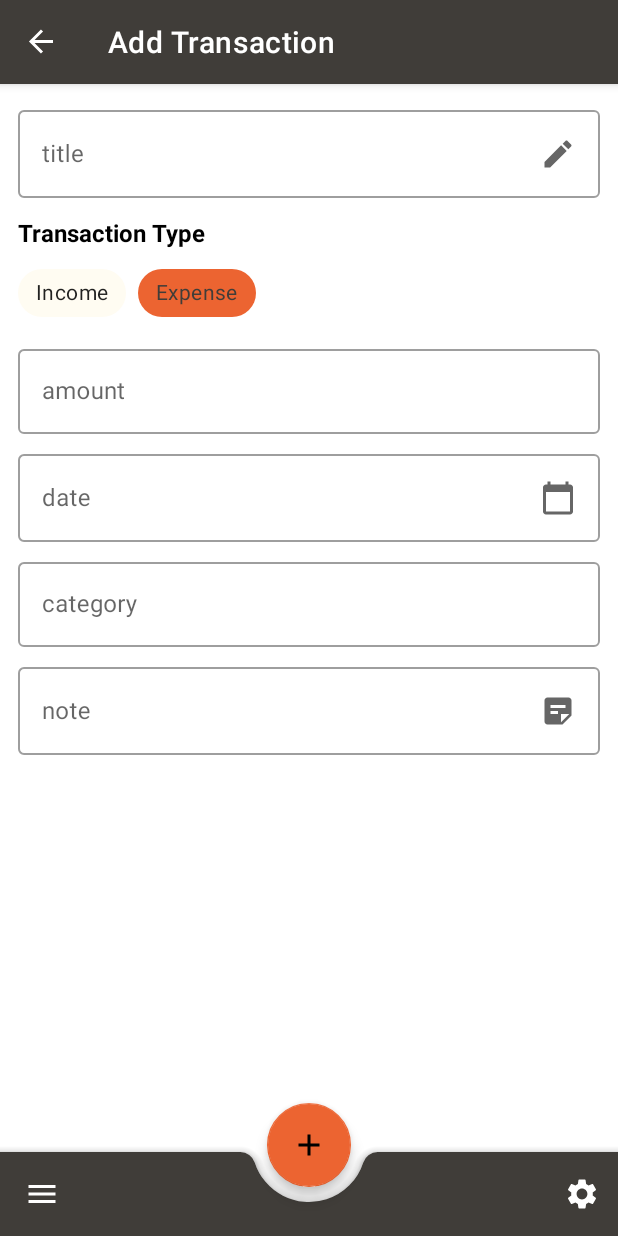
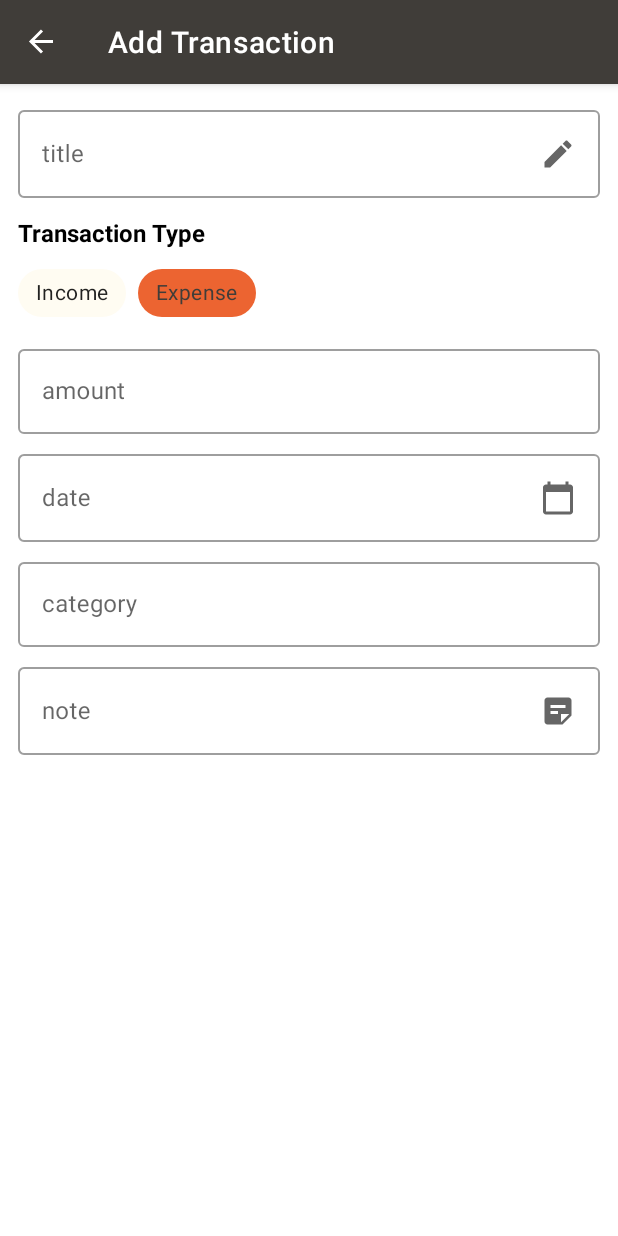
Before and after one commit to Arefyazdkhasti/ArFincance, an Android app: the screen it shows after launch (MainActivity), after a tap on "Add", on a phone screen of 412 x 824 dp. Run offline under Robolectric (Android 15) with nearby library versions, the phone set to English and light mode, and no system bars; our stand-ins replace Dagger/Hilt's generated code, Room's generated code, navigation-ui; libraries missing offline, so code that uses them is left out: androidx.hilt.lifecycle.

Commit message:
di implemented with Hilt

```diff
--- a/app/src/main/java/com/example/arfinance/data/local/TransactionDao.kt
+++ b/app/src/main/java/com/example/arfinance/data/local/TransactionDao.kt
@@ -20,12 +20,12 @@ interface TransactionDao {
     suspend fun updateTransaction(transaction: Transactions)
 
     @Query("SELECT * FROM transaction_table")
-    fun getAllTransactionsAsync(): LiveData<List<Transactions>>
+    fun getAllTransactionsAsync(): Flow<List<Transactions>>
 
     @Query("SELECT * FROM transaction_table WHERE date = :date")
-    fun getTransactionByDateAsync(date: String): LiveData<List<Transactions>>
+    fun getTransactionByDateAsync(date: String): Flow<List<Transactions>>
 
     @Query("SELECT * FROM transaction_table WHERE categoryID = :categoryID")
-    fun getTransactionByCategoryAsync(categoryID: Int): LiveData<List<Transactions>>
+    fun getTransactionByCategoryAsync(categoryID: Int): Flow<List<Transactions>>
 
 }
--- a/app/src/main/java/com/example/arfinance/data/local/TransactionDataBase.kt
+++ b/app/src/main/java/com/example/arfinance/data/local/TransactionDataBase.kt
@@ -4,13 +4,35 @@ import android.content.Context
 import androidx.room.Database
 import androidx.room.Room
 import androidx.room.RoomDatabase
+import androidx.sqlite.db.SupportSQLiteDatabase
 import com.example.arfinance.data.dataModel.Transactions
+import com.example.arfinance.di.ApplicationScope
+import kotlinx.coroutines.CoroutineScope
+import kotlinx.coroutines.launch
+import javax.inject.Inject
+import javax.inject.Provider
 
-@Database(entities = [Transactions::class], version = 1,exportSchema = false)
+@Database(entities = [Transactions::class], version = 2,exportSchema = false)
 abstract class TransactionDataBase: RoomDatabase() {
 
     abstract fun transactionDao(): TransactionDao
 
+   /* class Callback @Inject constructor(
+        private val database: Provider<TransactionDataBase>,
+        @ApplicationScope private val applicationScope: CoroutineScope
+    ) : RoomDatabase.Callback() {
+
+        override fun onCreate(db: SupportSQLiteDatabase) {
+            super.onCreate(db)
+
+            val dao = database.get().transactionDao()
+
+            applicationScope.launch {
+                dao.insertTransaction(Transactions(0,"r","r",1,"r","r","r"))
+                dao.insertTransaction(Transactions(0,"re","re",1,"re","re","re"))
+            }
+        }
+    }*/
    companion object {
        @Volatile
        private var instance: TransactionDataBase? = null
@@ -26,7 +48,5 @@ abstract class TransactionDataBase: RoomDatabase() {
            Room.databaseBuilder(appContext, TransactionDataBase::class.java, "transaction")
                .fallbackToDestructiveMigration()
                .build()
-
    }
-
 }
--- a/app/src/main/java/com/example/arfinance/data/repository/TransactionRepository.kt
+++ b/app/src/main/java/com/example/arfinance/data/repository/TransactionRepository.kt
@@ -1,8 +1,10 @@
 package com.example.arfinance.data.repository
 
 
+/*
 import androidx.lifecycle.LiveData
 import com.example.arfinance.data.dataModel.Transactions
+import kotlinx.coroutines.flow.Flow
 import java.util.*
 
 interface TransactionRepository {
@@ -13,5 +15,6 @@ interface TransactionRepository {
 
     suspend fun updateTransaction(transaction: Transactions)
 
-    suspend fun getTransactionByDate(date: String): LiveData<List<Transactions>>
+    suspend fun getTransactionByDate(date: String): Flow<List<Transactions>>
 }
+*/
--- a/app/src/main/java/com/example/arfinance/data/repository/TransactionRepositoryImpl.kt
+++ b/app/src/main/java/com/example/arfinance/data/repository/TransactionRepositoryImpl.kt
@@ -1,9 +1,11 @@
 package com.example.arfinance.data.repository
 
+/*
 
 import androidx.lifecycle.LiveData
 import com.example.arfinance.data.dataModel.Transactions
 import com.example.arfinance.data.local.TransactionDao
+import kotlinx.coroutines.flow.Flow
 import java.util.*
 
 class TransactionRepositoryImpl(
@@ -24,5 +26,6 @@ class TransactionRepositoryImpl(
 
     }
 
-    override suspend fun getTransactionByDate(date: String): LiveData<List<Transactions>> = transactionDao.getTransactionByDateAsync(date)
+    override suspend fun getTransactionByDate(date: String): Flow<List<Transactions>> = transactionDao.getTransactionByDateAsync(date)
 }
+*/
--- /dev/null
+++ b/app/src/main/java/com/example/arfinance/di/AppModule.kt
@@ -0,0 +1,49 @@
+package com.example.arfinance.di
+
+import android.content.Context
+import com.example.arfinance.data.local.TransactionDataBase
+import dagger.Module
+import dagger.Provides
+import dagger.hilt.InstallIn
+import dagger.hilt.android.components.ApplicationComponent
+import dagger.hilt.android.qualifiers.ApplicationContext
+import kotlinx.coroutines.CoroutineScope
+import kotlinx.coroutines.SupervisorJob
+import javax.inject.Qualifier
+import javax.inject.Singleton
+
+@Module
+@InstallIn(ApplicationComponent::class)
+object AppModule {
+
+    /*@Provides
+    @Singleton
+    fun provideDatabase(
+        app: Application,
+        callback: TransactionDataBase.Callback
+    ) = Room.databaseBuilder(app, TransactionDataBase::class.java, "transaction")
+        .fallbackToDestructiveMigration()
+        .addCallback(callback)
+        .build()
+
+    @Provides
+    fun provideTaskDao(db: TransactionDataBase) = db.transactionDao()*/
+
+    @Singleton
+    @Provides
+    fun provideNewsDataBse(@ApplicationContext context: Context) = TransactionDataBase.getDatabase(context)
+    @Singleton
+    @Provides
+
+    fun provideNewsDao(db: TransactionDataBase) = db.transactionDao()
+
+
+    @ApplicationScope
+    @Provides
+    @Singleton
+    fun provideApplicationScope() = CoroutineScope(SupervisorJob())
+}
+
+@Retention(AnnotationRetention.RUNTIME)
+@Qualifier
+annotation class ApplicationScope
--- a/app/src/main/java/com/example/arfinance/di/Application.kt
+++ b/app/src/main/java/com/example/arfinance/di/Application.kt
@@ -1,24 +1,7 @@
 package com.example.arfinance.di
 
 import android.app.Application
-import com.example.arfinance.data.local.TransactionDao
-import com.example.arfinance.data.local.TransactionDataBase
-import com.example.arfinance.data.repository.TransactionRepository
-import com.example.arfinance.data.repository.TransactionRepositoryImpl
-import com.example.arfinance.ui.transactionList.TransactionListViewModelFactory
-import org.kodein.di.Kodein
-import org.kodein.di.KodeinAware
-import org.kodein.di.android.x.androidXModule
-import org.kodein.di.generic.bind
-import org.kodein.di.generic.instance
-import org.kodein.di.generic.provider
-import org.kodein.di.generic.singleton
+import dagger.hilt.android.HiltAndroidApp
 
-class Application : Application(), KodeinAware {
-    override val kodein = Kodein.lazy {
-        import(androidXModule(this@Application))
-        bind() from singleton { TransactionDataBase }
-        bind<TransactionRepository>() with singleton { TransactionRepositoryImpl(instance()) }
-        bind() from provider { TransactionListViewModelFactory(instance()) }
-    }
-}
+@HiltAndroidApp()
+class Application :Application()
--- a/app/src/main/java/com/example/arfinance/ui/MainActivity.kt
+++ b/app/src/main/java/com/example/arfinance/ui/MainActivity.kt
@@ -8,10 +8,13 @@ import androidx.navigation.NavController
 import androidx.navigation.Navigation
 import androidx.navigation.findNavController
 import androidx.navigation.ui.NavigationUI
+import androidx.navigation.ui.setupActionBarWithNavController
 import com.example.arfinance.R
 import com.example.arfinance.databinding.ActivityMainBinding
 import com.example.arfinance.util.interfaces.OpenFullScreenListener
+import dagger.hilt.android.AndroidEntryPoint
 
+@AndroidEntryPoint
 class MainActivity : AppCompatActivity(), OpenFullScreenListener {
     private lateinit var binding: ActivityMainBinding
     private lateinit var navController: NavController
@@ -25,32 +28,9 @@ class MainActivity : AppCompatActivity(), OpenFullScreenListener {
         navController = Navigation.findNavController(this, R.id.nav_host_fragment)
         NavigationUI.setupActionBarWithNavController(this, navController)
 
-        bindUI()
+        setupActionBarWithNavController(navController)
     }
 
-    private fun bindUI() {
-        binding.addTransactionFab.setOnClickListener {
-
-            Toast.makeText(applicationContext, "click", Toast.LENGTH_SHORT).show()
-            navController.navigateUp()
-            navController.navigate(R.id.addEditTransactionFragment)
-
-        }
-
-        //TODO navigate to setting
-        binding.bottomAppBar.setOnMenuItemClickListener { menuItem ->
-            when (menuItem.itemId) {
-                R.id.setting -> {
-                    true
-                }
-                else -> false
-            }
-        }
-        //TODO launch navigation drawer
-        binding.bottomAppBar.setNavigationOnClickListener {
-
-        }
-    }
 
     override fun onSupportNavigateUp(): Boolean =
         findNavController(R.id.nav_host_fragment).navigateUp()
@@ -61,8 +41,8 @@ class MainActivity : AppCompatActivity(), OpenFullScreenListener {
     }
 
     override fun onScreenClose() {
-       /* binding.addTransactionFab.visibility = View.VISIBLE
-        binding.bottomAppBar.visibility = View.VISIBLE*/
+        /* binding.addTransactionFab.visibility = View.VISIBLE
+         binding.bottomAppBar.visibility = View.VISIBLE*/
     }
 
 }
--- a/app/src/main/java/com/example/arfinance/ui/addEditTransaction/AddEditTransactionFragment.kt
+++ b/app/src/main/java/com/example/arfinance/ui/addEditTransaction/AddEditTransactionFragment.kt
@@ -1,36 +1,38 @@
 package com.example.arfinance.ui.addEditTransaction
 
-import androidx.lifecycle.ViewModelProvider
 import android.os.Bundle
+import android.view.LayoutInflater
 import androidx.fragment.app.Fragment
-import android.view.LayoutInflater
 import android.view.View
 import android.view.ViewGroup
+import androidx.fragment.app.viewModels
 import com.example.arfinance.R
-import com.example.arfinance.ui.base.ScopedFragment
-import com.example.arfinance.util.interfaces.OpenFullScreenListener
+import com.example.arfinance.databinding.AddEditTransactionFragmentBinding
+import com.example.arfinance.util.autoCleared
+import dagger.hilt.android.AndroidEntryPoint
 
-class AddEditTransactionFragment : ScopedFragment() {
+@AndroidEntryPoint
+class AddEditTransactionFragment : Fragment(R.layout.add_edit_transaction_fragment) {
 
-    companion object {
-        fun newInstance() = AddEditTransactionFragment()
+
+    private val viewModel: AddEditTransactionViewModel by viewModels()
+    private var binding: AddEditTransactionFragmentBinding by autoCleared()
+
+    override fun onCreateView(
+        inflater: LayoutInflater,
+        container: ViewGroup?,
+        savedInstanceState: Bundle?
+    ): View? {
+        binding = AddEditTransactionFragmentBinding.inflate(layoutInflater, container, false)
+        return binding.root
     }
 
-    private lateinit var viewModel: AddEditTransactionViewModel
+    override fun onViewCreated(view: View, savedInstanceState: Bundle?) {
+        super.onViewCreated(view, savedInstanceState)
 
-    override fun onCreateView(
-        inflater: LayoutInflater, container: ViewGroup?,
-        savedInstanceState: Bundle?
-    ): View? {
-        return inflater.inflate(R.layout.add_edit_transaction_fragment, container, false)
-    }
+        binding.apply {
 
-    override fun onActivityCreated(savedInstanceState: Bundle?) {
-        super.onActivityCreated(savedInstanceState)
-        viewModel = ViewModelProvider(this).get(AddEditTransactionViewModel::class.java)
-        // TODO: Use the ViewModel
-        (requireActivity() as OpenFullScreenListener).onScreenOpen()
-
+        }
     }
 
 }
--- a/app/src/main/java/com/example/arfinance/ui/transactionList/TransactionListFragment.kt
+++ b/app/src/main/java/com/example/arfinance/ui/transactionList/TransactionListFragment.kt
@@ -6,61 +6,47 @@ import androidx.fragment.app.Fragment
 import android.view.LayoutInflater
 import android.view.View
 import android.view.ViewGroup
-import androidx.lifecycle.LiveData
-import androidx.lifecycle.Observer
+import androidx.fragment.app.viewModels
+import androidx.navigation.Navigation
 import com.example.arfinance.R
 import com.example.arfinance.databinding.TransactionListFragmentBinding
-import com.example.arfinance.ui.base.ScopedFragment
+import com.example.arfinance.util.autoCleared
 import com.example.arfinance.util.interfaces.OpenFullScreenListener
-import kotlinx.coroutines.launch
-import org.kodein.di.KodeinAware
-import org.kodein.di.android.x.closestKodein
-import org.kodein.di.generic.instance
+import dagger.hilt.android.AndroidEntryPoint
 
-class TransactionListFragment : ScopedFragment(), KodeinAware {
+@AndroidEntryPoint
+class TransactionListFragment : Fragment(R.layout.transaction_list_fragment) {
 
-    override val kodein by closestKodein()
-    private val viewModelFactory: TransactionListViewModelFactory by instance()
-
-    private lateinit var viewModel: TransactionListViewModel
-
-    private var _binding: TransactionListFragmentBinding? = null
-    private val binding
-        get() = _binding!!
+    private val viewModel: TransactionListViewModel by viewModels()
+    private var binding: TransactionListFragmentBinding by autoCleared()
 
     override fun onCreateView(
-        inflater: LayoutInflater, container: ViewGroup?,
+        inflater: LayoutInflater,
+        container: ViewGroup?,
         savedInstanceState: Bundle?
     ): View {
-        _binding = TransactionListFragmentBinding.inflate(inflater, container, false)
+        binding = TransactionListFragmentBinding.inflate(inflater, container, false)
         return binding.root
-    }
-
-    override fun onActivityCreated(savedInstanceState: Bundle?) {
-        super.onActivityCreated(savedInstanceState)
-        viewModel =
-            ViewModelProvider(this, viewModelFactory).get(TransactionListViewModel::class.java)
-        // TODO: Use the ViewModel
-        (requireActivity() as OpenFullScreenListener).onScreenClose()
-
     }
 
     override fun onViewCreated(view: View, savedInstanceState: Bundle?) {
         super.onViewCreated(view, savedInstanceState)
+        (requireActivity() as OpenFullScreenListener).onScreenClose()
+
+        binding.addTransactionFab.setOnClickListener{
+            if (it == null) return@setOnClickListener
+            val action = TransactionListFragmentDirections.addEditTransaction()
+            Navigation.findNavController(requireActivity(), it.id).navigate(action)
+        }
         bindUI()
     }
 
-    private fun bindUI() = launch {
-        val transactions = viewModel.transactions.await()
-       /* transactions.observe(viewLifecycleOwner, Observer {
-            if (it == null) return@Observer
-            println(it[0].title)
-        })*/
+    private fun bindUI() {
+        binding.header.income.text = "12.200.000 toman"
+        viewModel.transaction.observe(viewLifecycleOwner) {
+
+        }
     }
 
-    override fun onDestroy() {
-        super.onDestroy()
-        _binding = null
-    }
 
 }
--- a/app/src/main/java/com/example/arfinance/ui/transactionList/TransactionListViewModel.kt
+++ b/app/src/main/java/com/example/arfinance/ui/transactionList/TransactionListViewModel.kt
@@ -1,16 +1,33 @@
 package com.example.arfinance.ui.transactionList
 
+import androidx.hilt.lifecycle.ViewModelInject
 import androidx.lifecycle.ViewModel
 import androidx.lifecycle.asLiveData
+import androidx.lifecycle.viewModelScope
+import com.example.arfinance.data.dataModel.Transactions
 import com.example.arfinance.data.local.TransactionDao
-import com.example.armovie.utility.lazyDeferred
+import kotlinx.coroutines.launch
+import kotlinx.coroutines.channels.Channel
+import kotlinx.coroutines.flow.receiveAsFlow
+import javax.inject.Inject
 
-class TransactionListViewModel(
-    private  var transactionDao: TransactionDao
+class TransactionListViewModel @ViewModelInject constructor(
+    private val transactionDao: TransactionDao
 ) : ViewModel() {
 
-    val transactions by lazyDeferred {
-       // transactionDao.getAllTransactionsAsync()
+   val transaction = transactionDao.getAllTransactionsAsync().asLiveData()
+
+    private val transactionsEventChannel = Channel<TransactionEvent>()
+    val r = transactionsEventChannel.receiveAsFlow()
+
+
+    fun OnAddNewTransactionClicked() = viewModelScope.launch {
+
     }
 
+    sealed class TransactionEvent{
+        object NavigateToAddTransactionScreen : TransactionEvent()
+        data class NavigateToEditTransactionScreen(val transactions: Transactions): TransactionEvent()
+
+    }
 }
--- /dev/null
+++ b/app/src/main/java/com/example/arfinance/util/AutoClearedValue.kt
@@ -0,0 +1,39 @@
+package com.example.arfinance.util
+
+import androidx.fragment.app.Fragment
+import androidx.lifecycle.DefaultLifecycleObserver
+import androidx.lifecycle.LifecycleOwner
+import androidx.lifecycle.observe
+import kotlin.properties.ReadWriteProperty
+import kotlin.reflect.KProperty
+
+
+class AutoClearedValue<T : Any>(val fragment: Fragment) : ReadWriteProperty<Fragment, T> {
+    private var _value: T? = null
+
+    init {
+        fragment.lifecycle.addObserver(object : DefaultLifecycleObserver {
+            override fun onCreate(owner: LifecycleOwner) {
+                fragment.viewLifecycleOwnerLiveData.observe(fragment) { viewLifecycleOwner ->
+                    viewLifecycleOwner?.lifecycle?.addObserver(object : DefaultLifecycleObserver {
+                        override fun onDestroy(owner: LifecycleOwner) {
+                            _value = null
+                        }
+                    })
+                }
+            }
+        })
+    }
+
+    override fun getValue(thisRef: Fragment, property: KProperty<*>): T {
+        return _value ?: throw IllegalStateException(
+            "should never call auto-cleared-value get when it might not be available"
+        )
+    }
+
+    override fun setValue(thisRef: Fragment, property: KProperty<*>, value: T) {
+        _value = value
+    }
+}
+
+fun <T : Any> Fragment.autoCleared() = AutoClearedValue<T>(this)
--- a/app/src/main/res/layout/activity_main.xml
+++ b/app/src/main/res/layout/activity_main.xml
@@ -1,5 +1,5 @@
 <?xml version="1.0" encoding="utf-8"?>
-<androidx.coordinatorlayout.widget.CoordinatorLayout xmlns:android="http://schemas.android.com/apk/res/android"
+<androidx.constraintlayout.widget.ConstraintLayout xmlns:android="http://schemas.android.com/apk/res/android"
     xmlns:app="http://schemas.android.com/apk/res-auto"
     android:id="@+id/coordinatorLayout"
     android:layout_width="match_parent"
@@ -14,28 +14,5 @@
             app:defaultNavHost="true"
             app:navGraph="@navigation/nav_graph" />
 
-        <com.google.android.material.bottomappbar.BottomAppBar
-            android:id="@+id/bottom_app_bar"
-            style="@style/Widget.MaterialComponents.BottomAppBar"
-            android:layout_width="match_parent"
-            android:layout_height="wrap_content"
-            android:layout_gravity="bottom"
-            app:backgroundTint="@color/colorPrimary"
-            app:fabAlignmentMode="center"
-            app:fabCradleMargin="10dp"
-            app:fabCradleRoundedCornerRadius="10dp"
-            app:fabCradleVerticalOffset="5dp"
-            app:hideOnScroll="true"
-            app:navigationIcon="@drawable/ic_menu"
-            app:menu="@menu/bottom_app_bar" />
 
-        <com.google.android.material.floatingactionbutton.FloatingActionButton
-            android:id="@+id/add_transaction_fab"
-            android:layout_width="wrap_content"
-            android:layout_height="wrap_content"
-            app:fabSize="normal"
-            app:layout_anchor="@id/bottom_app_bar"
-            app:srcCompat="@drawable/ic_add"
-            android:contentDescription="@string/add" />
-
-</androidx.coordinatorlayout.widget.CoordinatorLayout>
+</androidx.constraintlayout.widget.ConstraintLayout>
--- a/app/src/main/res/navigation/nav_graph.xml
+++ b/app/src/main/res/navigation/nav_graph.xml
@@ -3,10 +3,10 @@
     xmlns:app="http://schemas.android.com/apk/res-auto"
     xmlns:tools="http://schemas.android.com/tools"
     android:id="@+id/nav_graph"
-    app:startDestination="@id/homeFragment">
+    app:startDestination="@id/TransactionListFragment">
 
     <fragment
-        android:id="@+id/homeFragment"
+        android:id="@+id/TransactionListFragment"
         android:name="com.example.arfinance.ui.transactionList.TransactionListFragment"
         android:label="ArFinance"
         tools:layout="@layout/transaction_list_fragment">
@@ -21,7 +21,13 @@
         android:id="@+id/addEditTransactionFragment"
         android:name="com.example.arfinance.ui.addEditTransaction.AddEditTransactionFragment"
         android:label="Add Transaction"
-        tools:layout="@layout/add_edit_transaction_fragment" />
+        tools:layout="@layout/add_edit_transaction_fragment" >
+        <argument
+            android:name="transaction"
+            app:argType="com.example.arfinance.data.dataModel.Transactions"
+            app:nullable="true"
+            android:defaultValue="@null" />
+    </fragment>
     <fragment
         android:id="@+id/settingFragment"
         android:name="com.example.arfinance.ui.setting.SettingFragment"
--- a/build.gradle
+++ b/build.gradle
@@ -9,7 +9,7 @@ buildscript {
         classpath "com.android.tools.build:gradle:4.2.2"
         classpath "org.jetbrains.kotlin:kotlin-gradle-plugin:$kotlin_version"
         classpath "androidx.navigation:navigation-safe-args-gradle-plugin:2.3.5"
-
+        classpath "com.google.dagger:hilt-android-gradle-plugin:2.28-alpha"
         // NOTE: Do not place your application dependencies here; they belong
         // in the individual module build.gradle files
     }
```
Also changed, not shown: app/build.gradle (+14 -8 lines), app/src/main/java/com/example/arfinance/ui/transactionList/TransactionListViewModelFactory.kt (deleted, +0 -18 lines), app/src/main/res/layout/transaction_list_fragment.xml (+32 -3 lines). Lines whose indentation alone changed are shown as unchanged.
